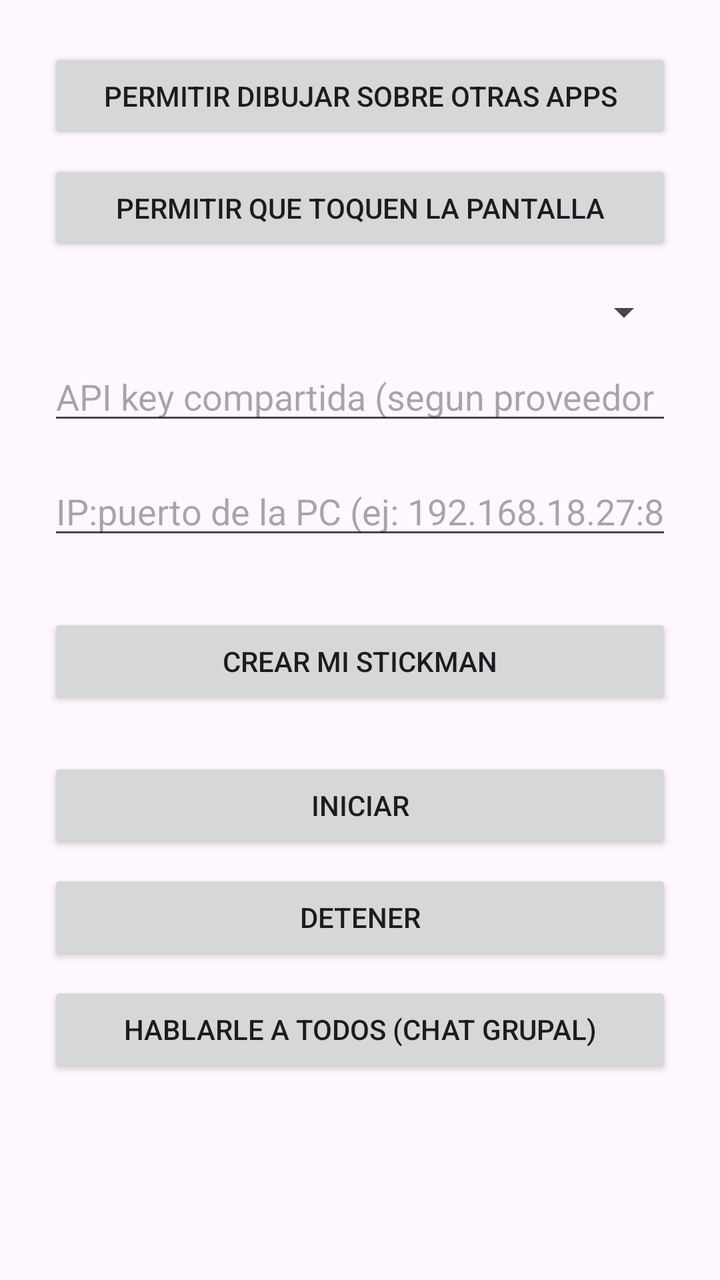
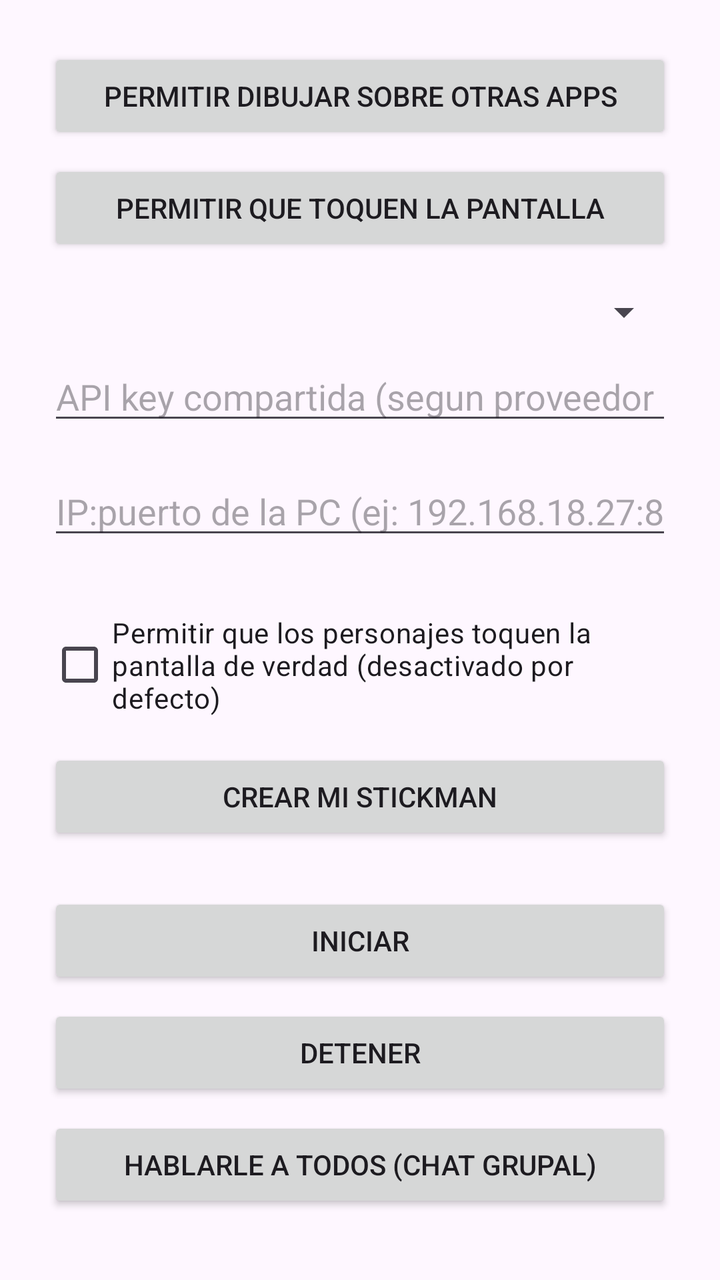

Compare the two renders of this Android layout. The source of the first and the diff that turns it into the second are given below.
<!-- AndroidManifest.xml: application theme Theme.StickmanAI -->
<!-- res/layout/activity_main.xml -->
<?xml version="1.0" encoding="utf-8"?>
<ScrollView xmlns:android="http://schemas.android.com/apk/res/android"
    android:layout_width="match_parent"
    android:layout_height="match_parent">

    <LinearLayout
        android:layout_width="match_parent"
        android:layout_height="wrap_content"
        android:orientation="vertical"
        android:padding="24dp">

        <Button
            android:id="@+id/btnGrantOverlay"
            android:layout_width="match_parent"
            android:layout_height="wrap_content"
            android:text="@string/grant_overlay" />

        <Button
            android:id="@+id/btnGrantAccessibility"
            android:layout_width="match_parent"
            android:layout_height="wrap_content"
            android:layout_marginTop="8dp"
            android:text="@string/grant_accessibility" />

        <Spinner
            android:id="@+id/spinnerSharedProvider"
            android:layout_width="match_parent"
            android:layout_height="wrap_content"
            android:layout_marginTop="16dp" />

        <EditText
            android:id="@+id/editSharedApiKey"
            android:layout_width="match_parent"
            android:layout_height="wrap_content"
            android:layout_marginTop="8dp"
            android:hint="@string/gemini_api_key_hint"
            android:inputType="textPassword" />

        <EditText
            android:id="@+id/editPcAddress"
            android:layout_width="match_parent"
            android:layout_height="wrap_content"
            android:layout_marginTop="16dp"
            android:hint="@string/pc_address_hint"
            android:inputType="text" />

        <LinearLayout
            android:id="@+id/characterList"
            android:layout_width="match_parent"
            android:layout_height="wrap_content"
            android:layout_marginTop="16dp"
            android:orientation="vertical" />

        <Button
            android:id="@+id/btnCreateCharacter"
            android:layout_width="match_parent"
            android:layout_height="wrap_content"
            android:layout_marginTop="16dp"
            android:text="@string/create_character" />

        <Button
            android:id="@+id/btnStart"
            android:layout_width="match_parent"
            android:layout_height="wrap_content"
            android:layout_marginTop="24dp"
            android:text="@string/start_service" />

        <Button
            android:id="@+id/btnStop"
            android:layout_width="match_parent"
            android:layout_height="wrap_content"
            android:layout_marginTop="8dp"
            android:text="@string/stop_service" />

        <Button
            android:id="@+id/btnGroupChat"
            android:layout_width="match_parent"
            android:layout_height="wrap_content"
            android:layout_marginTop="8dp"
            android:text="@string/group_chat" />

    </LinearLayout>
</ScrollView>
<!-- resources referenced by this layout -->
<resources>
  <string name="create_character">Crear mi stickman</string>
  <string name="gemini_api_key_hint">API key compartida (segun proveedor elegido arriba, opcional si cada uno tiene la suya)</string>
  <string name="grant_accessibility">Permitir que toquen la pantalla</string>
  <string name="grant_overlay">Permitir dibujar sobre otras apps</string>
  <string name="group_chat">Hablarle a todos (chat grupal)</string>
  <string name="pc_address_hint">IP:puerto de la PC (ej: 192.168.18.27:8787)</string>
  <string name="start_service">Iniciar</string>
  <string name="stop_service">Detener</string>
  <style name="Theme.StickmanAI" parent="Theme.Material3.DayNight.NoActionBar" />
</resources>

<!-- the commit's change to res/layout/activity_main.xml (unified diff, before → after) -->
@@ -51,6 +51,13 @@
             android:layout_marginTop="16dp"
             android:orientation="vertical" />
 
+        <CheckBox
+            android:id="@+id/checkAllowScreenControl"
+            android:layout_width="match_parent"
+            android:layout_height="wrap_content"
+            android:layout_marginTop="16dp"
+            android:text="@string/allow_screen_control" />
+
         <Button
             android:id="@+id/btnCreateCharacter"
             android:layout_width="match_parent"
<!-- resource entries referenced after the edit -->
@@ -1,5 +1,6 @@
 <!-- resources referenced by this layout -->
 <resources>
+  <string name="allow_screen_control">Permitir que los personajes toquen la pantalla de verdad (desactivado por defecto)</string>
   <string name="create_character">Crear mi stickman</string>
   <string name="gemini_api_key_hint">API key compartida (segun proveedor elegido arriba, opcional si cada uno tiene la suya)</string>
   <string name="grant_accessibility">Permitir que toquen la pantalla</string>
